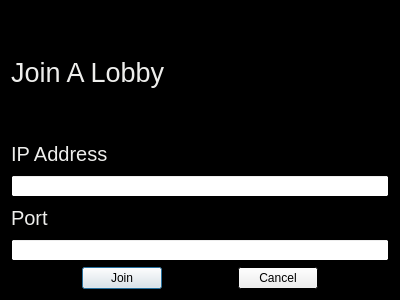
This is DodgeBall/joinlobbydialog.ui in demolition18956/DodgeBall-Game as Qt 5 draws it before an edit. The edited form follows.
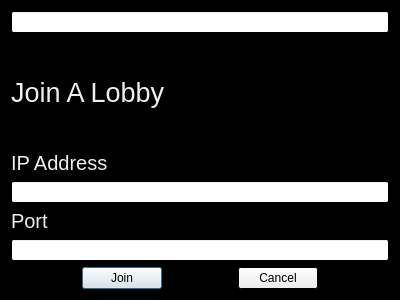
This is the edited form.

What changed in the file:
```diff
--- a/DodgeBall/joinlobbydialog.ui
+++ b/DodgeBall/joinlobbydialog.ui
@@ -78,6 +78,9 @@
    <string>Dialog</string>
   </property>
   <layout class="QVBoxLayout" name="verticalLayout_2">
+   <item>
+    <widget class="QLineEdit" name="testEdit"/>
+   </item>
    <item>
     <widget class="QLabel" name="label_3">
      <property name="palette">
```
